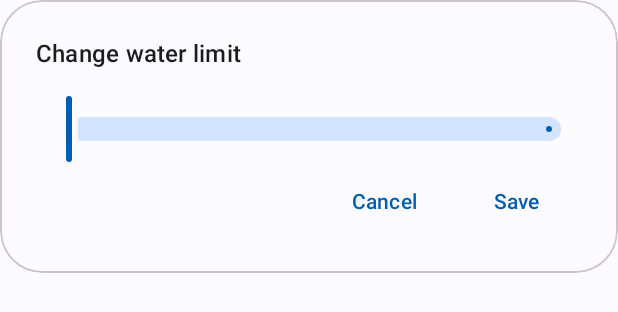
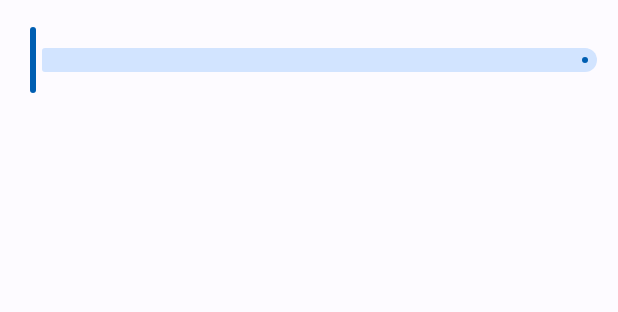
Before and after one commit to riggelllll/Water-Reminder, an Android app: the layout water_limit_dialog_fragment.xml on its own in the app's theme, with its tools: preview values and no code run, on a phone screen of 412 x 824 dp. Shown: the top 312 px of the screen. Run offline under Robolectric (Android 15) with nearby library versions, the phone set to English and light mode, and no system bars.

Commit message:
Changed dialog type

```diff
--- a/app/src/main/res/layout/water_limit_dialog_fragment.xml
+++ b/app/src/main/res/layout/water_limit_dialog_fragment.xml
@@ -1,56 +1,16 @@
 <?xml version="1.0" encoding="utf-8"?>
 
-<layout>
-    <data>
-        <import type="com.koniukhov.waterreminder.utilities.Constants"/>
-    </data>
-    <com.google.android.material.card.MaterialCardView
+<androidx.constraintlayout.widget.ConstraintLayout
     xmlns:android="http://schemas.android.com/apk/res/android"
     xmlns:app="http://schemas.android.com/apk/res-auto"
-        android:layout_width="wrap_content"
-        android:layout_height="wrap_content"
-        app:cardCornerRadius="@dimen/radius">
-        <androidx.constraintlayout.widget.ConstraintLayout
-            android:layout_width="wrap_content"
-            android:layout_height="wrap_content"
-            android:padding="@dimen/dialog_padding">
-            <TextView
-                android:id="@+id/textView2"
-                style="@style/TextAppearance.Material3.TitleMedium"
-                android:layout_width="wrap_content"
-                android:layout_height="wrap_content"
-                android:text="@string/change_water_limit_title"
-                app:layout_constraintStart_toStartOf="parent"
-                app:layout_constraintTop_toTopOf="parent" />
+    android:layout_width="match_parent"
+    android:layout_height="wrap_content">
     <com.google.android.material.slider.Slider
         android:id="@+id/slider"
         android:layout_width="match_parent"
         android:layout_height="wrap_content"
-                app:layout_constraintTop_toBottomOf="@id/textView2"
+        app:layout_constraintTop_toTopOf="parent"
         app:layout_constraintEnd_toEndOf="parent"
         app:layout_constraintStart_toStartOf="parent"
-                android:layout_marginTop="@dimen/settings_margin"
-                android:valueFrom="@{Constants.WATER_LIMIT_FROM}"
-                android:valueTo="@{Constants.WATER_LIMIT_TO}"
-                android:stepSize="@{Constants.WATER_LIMIT_STEP}"/>
-            <Button
-                android:id="@+id/save_btn"
-                style="@style/Widget.Material3.Button.TextButton"
-                android:layout_width="wrap_content"
-                android:layout_height="wrap_content"
-                android:text="@string/dialog_save_btn"
-                app:layout_constraintTop_toBottomOf="@id/slider"
-                app:layout_constraintBottom_toBottomOf="parent"
-                app:layout_constraintEnd_toEndOf="parent" />
-            <Button
-                android:id="@+id/cancel_btn"
-                style="@style/Widget.Material3.Button.TextButton"
-                android:layout_width="wrap_content"
-                android:layout_height="wrap_content"
-                android:text="@string/dialog_cancel_btn"
-                app:layout_constraintTop_toBottomOf="@id/slider"
-                app:layout_constraintBottom_toBottomOf="parent"
-                app:layout_constraintEnd_toStartOf="@id/save_btn"/>
+        android:layout_marginTop="@dimen/settings_margin"/>
 </androidx.constraintlayout.widget.ConstraintLayout>
-    </com.google.android.material.card.MaterialCardView>
-</layout>
```
Lines whose indentation alone changed are shown as unchanged.
